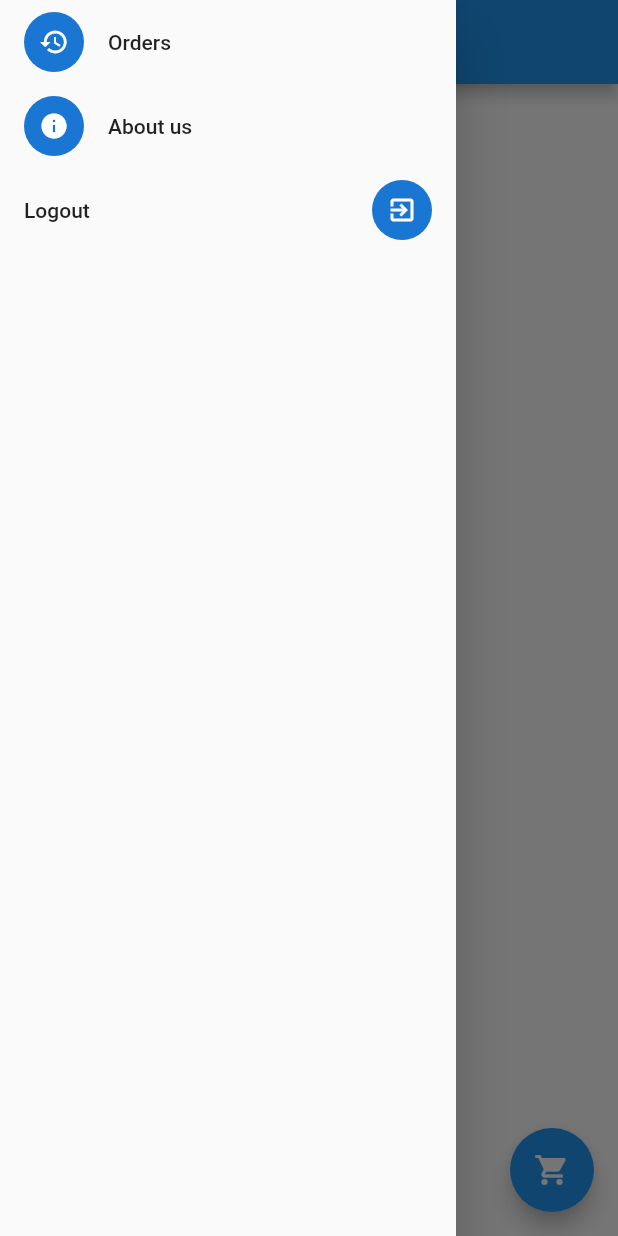
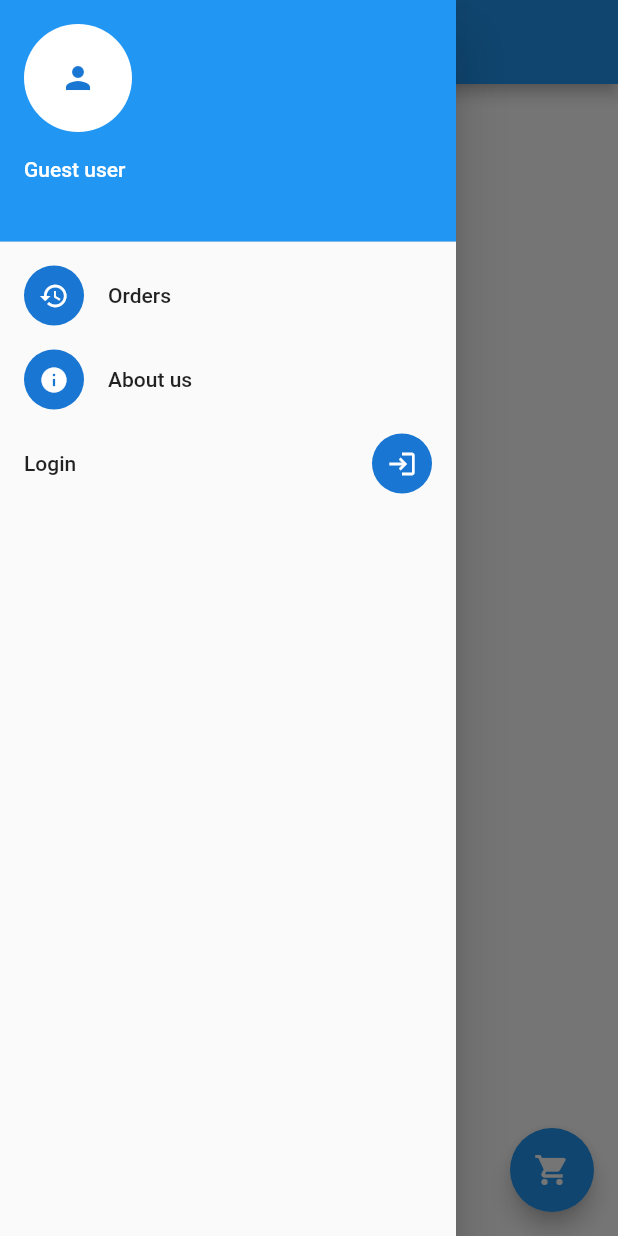
Before and after one commit to huy3999/Ecommerce-app, a Flutter app: the HomePage screen opened directly, with the side drawer open, on a phone screen of 412 x 824 dp. Run offline on Flutter 3.47's test engine with Material 2 defaults, Android fonts, the phone set to English and light mode, and no system bars; our stand-ins replace flutter_svg, rxdart, shared_preferences, sqflite; accounts and stored records are empty; network calls fail.

Commit message:
add guest user

```diff
--- a/lib/main.dart
+++ b/lib/main.dart
@@ -26,7 +26,7 @@ class MyApp extends StatelessWidget {
         future: getStringDataLocally(key: "user"),
         builder: (context, AsyncSnapshot snapshot) {
           if (snapshot.data == null) {
-            return WelcomeScreen();
+            return HomePage();
           } else {
             return FutureBuilder(
                 future: productService.getUserInfo(snapshot.data),
--- a/lib/user_screens/home_page.dart
+++ b/lib/user_screens/home_page.dart
@@ -82,8 +82,16 @@ class _HomePageState extends State<HomePage> {
                       child: new Icon(Icons.person),
                     ),
                   );
-                } else
-                  return Container(width: 0, height: 0);
+                } else {
+                  return UserAccountsDrawerHeader(
+                    accountName: new Text("Guest user"),
+                    accountEmail: new Text(""),
+                    currentAccountPicture: new CircleAvatar(
+                      backgroundColor: Colors.white,
+                      child: new Icon(Icons.person),
+                    ),
+                  );
+                }
               },
             ),
             new ListTile(
@@ -114,12 +122,18 @@ class _HomePageState extends State<HomePage> {
                     builder: (BuildContext context) => new AboutUs()));
               },
             ),
-            new ListTile(
+            FutureBuilder(
+                future: getStringDataLocally(key: "user"),
+                builder: (BuildContext context, AsyncSnapshot snapshot) {
+                  if (snapshot.data != null) {
+                    return ListTile(
                         trailing: GestureDetector(
                           onTap: () {
                             clearDataLocally();
-                  Navigator.of(context).pushReplacement(new CupertinoPageRoute(
-                      builder: (BuildContext context) => new WelcomeScreen()));
+                            Navigator.of(context).pushReplacement(
+                                new CupertinoPageRoute(
+                                    builder: (BuildContext context) =>
+                                        new WelcomeScreen()));
                           },
                           child: new CircleAvatar(
                             child: new Icon(
@@ -129,9 +143,27 @@ class _HomePageState extends State<HomePage> {
                             ),
                           ),
                         ),
-              title: new Text("Logout"),
-              //onTap: checkIfLoggedIn,
+                        title: new Text("Logout"));
+                  } else {
+                    return ListTile(
+                        trailing: GestureDetector(
+                          onTap: () {
+                            Navigator.of(context).pushReplacement(
+                                new CupertinoPageRoute(
+                                    builder: (BuildContext context) =>
+                                        new WelcomeScreen()));
+                          },
+                          child: new CircleAvatar(
+                            child: new Icon(
+                              Icons.login,
+                              color: Colors.white,
+                              size: 20.0,
                             ),
+                          ),
+                        ),
+                        title: new Text("Login"));
+                  }
+                }),
           ],
         ),
       ),
```
Also changed, not shown: lib/bloc/category_bloc.dart (+0 -29 lines), lib/bloc/product_bloc.dart (+0 -23 lines), lib/tools/Store.dart (deleted, +0 -90 lines), lib/tools/app_data.dart (deleted, +0 -48 lines), lib/tools/app_methods.dart (deleted, +0 -12 lines), lib/tools/app_tools.dart (+7 -8 lines), lib/tools/firebase_methods.dart (deleted, +0 -110 lines), lib/tools/progressdialog.dart (deleted, +0 -36 lines), lib/user_screens/checkout.dart (+9 -1 lines), lib/user_screens/item_details.dart (+7 -0 lines). Lines whose indentation alone changed are shown as unchanged.
